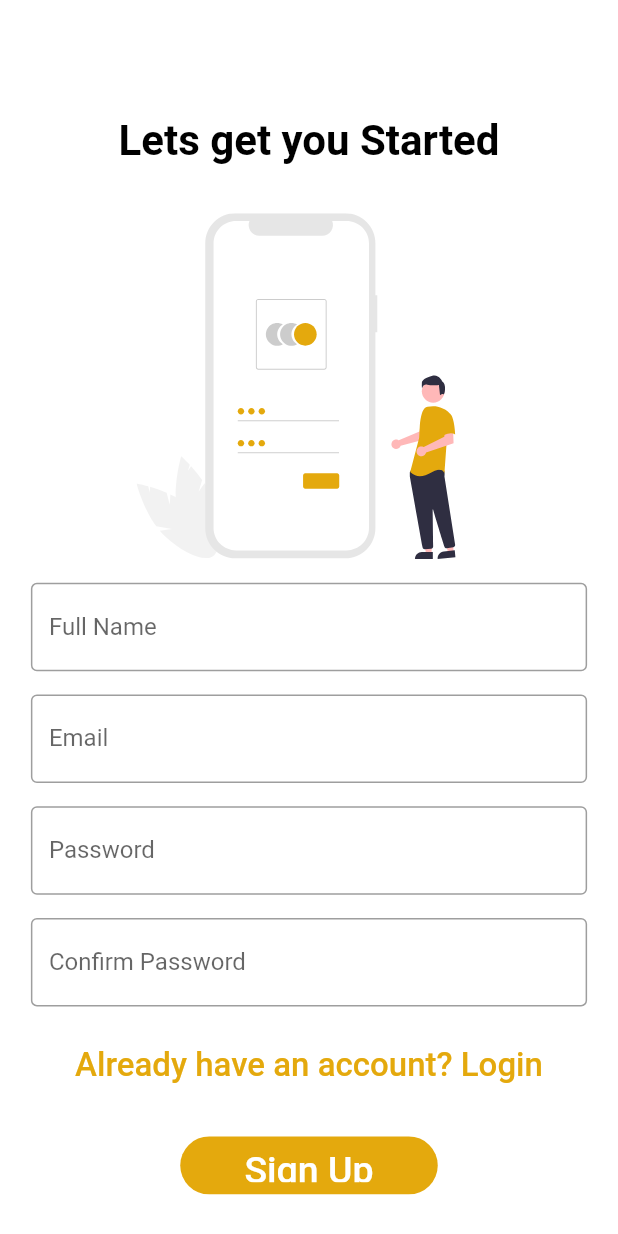
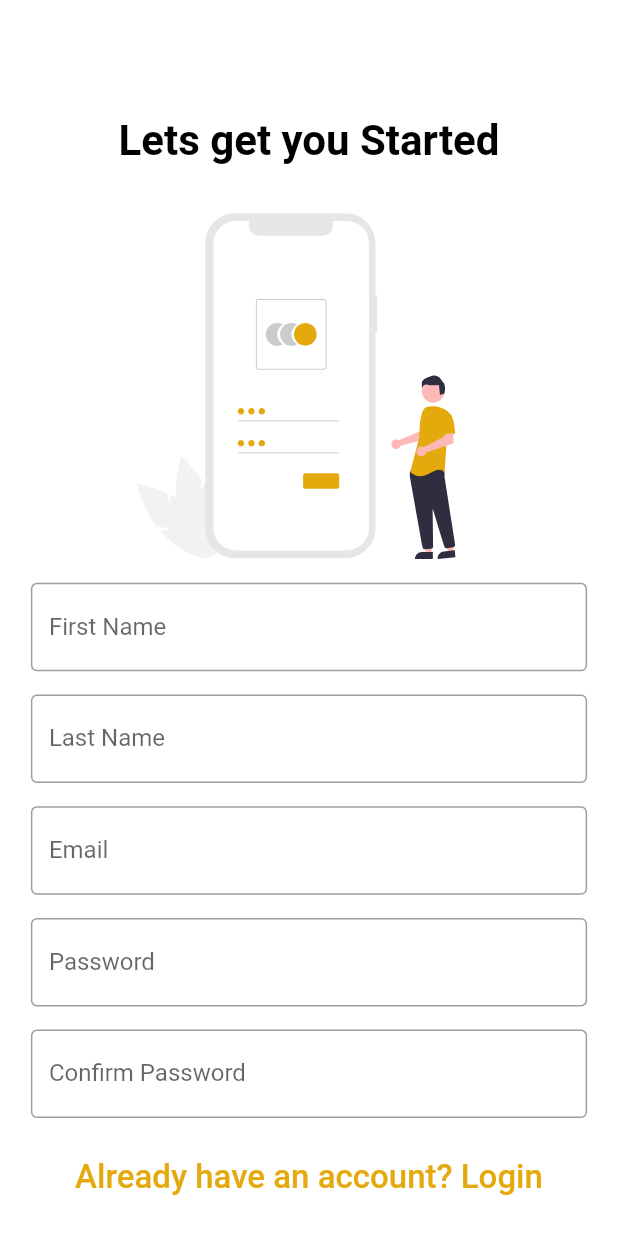
Before and after one commit to DaveJil/Gold_Line, a Flutter app: the SignUpScreen screen opened directly, on a phone screen of 412 x 824 dp. Run offline on Flutter 3.47's test engine with Material 2 defaults, Android fonts, the phone set to English and light mode, and no system bars; our stand-ins replace firebase_core, firebase_messaging, flutter_local_notifications, flutter_svg, font_awesome_flutter, geolocator and 2 more; missing offline and left inert: flutter_google_places, flutter_polyline_points, flutterwave_standard, google_maps_webservice, google_place; accounts and stored records are empty; network calls fail.

Commit message:
new changes

```diff
--- a/lib/screens/authentication/sign_up.dart
+++ b/lib/screens/authentication/sign_up.dart
@@ -49,8 +49,21 @@ class SignUpScreenState extends State<SignUpScreen> {
                   child: const TextField(
                     decoration: InputDecoration(
                         border: OutlineInputBorder(),
-                        labelText: 'Full Name',
-                        hintText: 'Enter your Full Name'),
+                        labelText: 'First Name',
+                        hintText: 'Enter your First Name'),
+                  ),
+                ),
+                SizedBox(
+                  height: getHeight(20, context),
+                ),
+                Padding(
+                  padding:
+                  EdgeInsets.symmetric(horizontal: getWidth(30, context)),
+                  child: const TextField(
+                    decoration: InputDecoration(
+                        border: OutlineInputBorder(),
+                        labelText: 'Last Name',
+                        hintText: 'Enter your Last Name'),
                   ),
                 ),
                 SizedBox(
--- a/lib/screens/profile/main_menu.dart
+++ b/lib/screens/profile/main_menu.dart
@@ -22,10 +22,12 @@ class MainMenu extends StatelessWidget {
               Navigator.pop(context);
             },
           ),
-          title: const Text(
+          title: Text(
             'Account',
             style: TextStyle(
-                color: Colors.black, fontSize: 28, fontWeight: FontWeight.w600),
+                color: Colors.black,
+                fontSize: getHeight(28, context),
+                fontWeight: FontWeight.w600),
           ),
           backgroundColor: Colors.white,
         ),
```
Also changed, not shown: lib/screens/profile/coupon.dart (added, +49 -0 lines), lib/screens/profile/profile.dart (+23 -1 lines).
